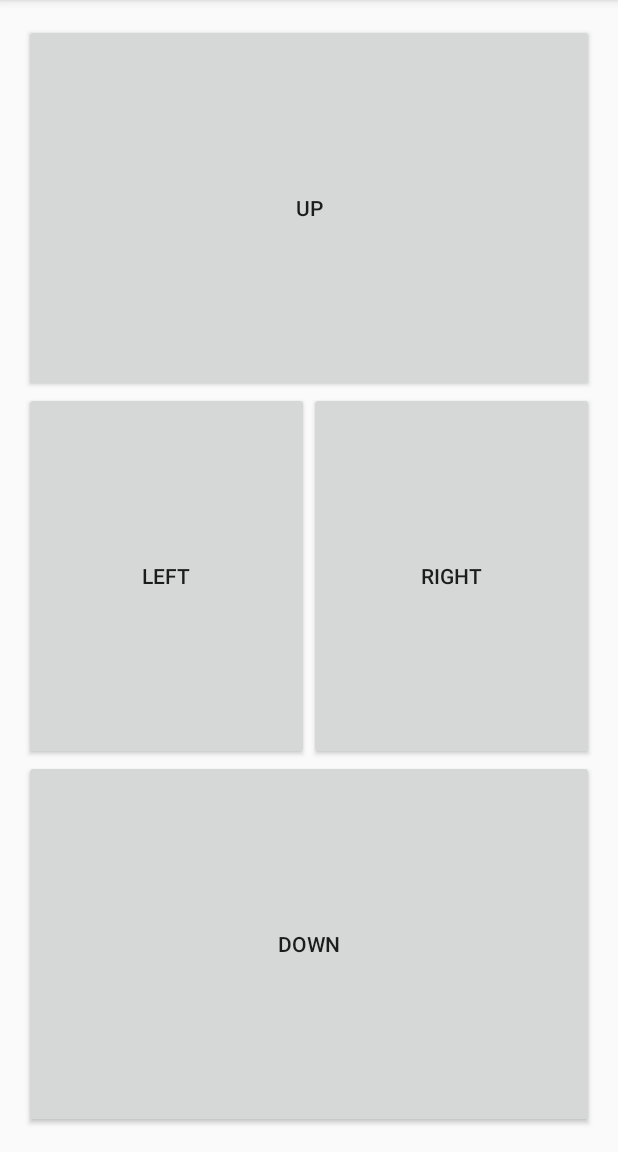
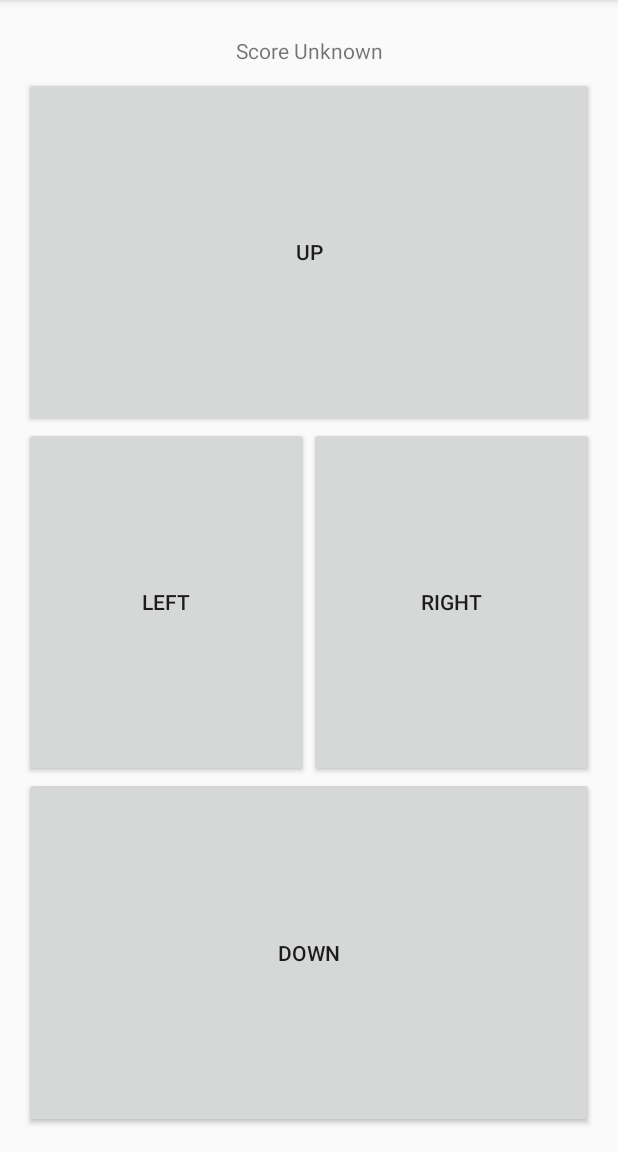
Before and after one commit to ICAppSoc/Frogger-Controller-Android, an Android app: the screen it shows after launch (MainActivity), after a tap on "LEFT", on a phone screen of 412 x 824 dp, the part 84-1236 px from its top. Run offline under Robolectric (Android 15) with nearby library versions, the phone set to English and light mode, and no system bars.

Commit message:
Added score retrieval (on button press) and display.

```diff
--- a/app/src/main/java/com/jmedeisis/froggercontroller/ControllerFragment.java
+++ b/app/src/main/java/com/jmedeisis/froggercontroller/ControllerFragment.java
@@ -9,9 +9,12 @@ import android.util.Log;
 import android.view.LayoutInflater;
 import android.view.View;
 import android.view.ViewGroup;
+import android.widget.TextView;
 
+import java.io.BufferedReader;
 import java.io.IOException;
 import java.io.InputStream;
+import java.io.InputStreamReader;
 import java.net.HttpURLConnection;
 import java.net.URL;
 
@@ -19,58 +22,62 @@ import java.net.URL;
 public class ControllerFragment extends Fragment {
     private static final long VIBRATION_DURATION_MS = 50;
 
+    private Vibrator vibrator;
+    private TextView scoreText;
+
     /* Called when the UI is ready to be created. You return the root View for this Fragment. */
     @Override
     public View onCreateView(LayoutInflater inflater, ViewGroup container,
                              Bundle savedInstanceState) {
         View rootView = inflater.inflate(R.layout.fragment_main, container, false);
 
+        scoreText = (TextView) rootView.findViewById(R.id.scoreText);
+
         // Grab a reference to the system vibrator service. We need a Context to do this,
         // we use the Activity this Fragment is attached to.
-        final Vibrator vibrator = (Vibrator) getActivity().getSystemService(Context.VIBRATOR_SERVICE);
+        vibrator = (Vibrator) getActivity().getSystemService(Context.VIBRATOR_SERVICE);
 
         /*
          * On click, each button transmits its corresponding command asynchronously.
          * It also causes the device to vibrate!
+         *
+         * Oh, and let's grab the latest score for good measure.
          */
         rootView.findViewById(R.id.buttonUp).setOnClickListener(new View.OnClickListener() {
             @Override
             public void onClick(View v) {
-                TransmitCommandTask commandTask = new TransmitCommandTask();
-                commandTask.execute("up");
-
-                vibrator.vibrate(VIBRATION_DURATION_MS);
+                transmitCommandAndGetScore("up");
             }
         });
         rootView.findViewById(R.id.buttonLeft).setOnClickListener(new View.OnClickListener() {
             @Override
             public void onClick(View v) {
-                TransmitCommandTask commandTask = new TransmitCommandTask();
-                commandTask.execute("left");
-
-                vibrator.vibrate(VIBRATION_DURATION_MS);
+                transmitCommandAndGetScore("left");
             }
         });
         rootView.findViewById(R.id.buttonRight).setOnClickListener(new View.OnClickListener() {
             @Override
             public void onClick(View v) {
-                TransmitCommandTask commandTask = new TransmitCommandTask();
-                commandTask.execute("right");
-
-                vibrator.vibrate(VIBRATION_DURATION_MS);
+                transmitCommandAndGetScore("right");
             }
         });
         rootView.findViewById(R.id.buttonDown).setOnClickListener(new View.OnClickListener() {
             @Override
             public void onClick(View v) {
-                TransmitCommandTask commandTask = new TransmitCommandTask();
-                commandTask.execute("down");
-
-                vibrator.vibrate(VIBRATION_DURATION_MS);
+                transmitCommandAndGetScore("down");
             }
         });
 
         return rootView;
+    }
+
+    private void transmitCommandAndGetScore(String command){
+        TransmitCommandTask commandTask = new TransmitCommandTask();
+        commandTask.execute(command);
+
+        vibrator.vibrate(VIBRATION_DURATION_MS);
+
+        new GetScoreTask().execute();
     }
 
     /**
@@ -125,4 +132,82 @@ public class ControllerFragment extends Fragment {
             return null;
         }
     }
+
+    public class GetScoreTask extends AsyncTask<Void, Void, String> {
+        private final String LOG_TAG = GetScoreTask.class.getSimpleName();
+
+        // Runs on a background thread.
+        @Override
+        protected String doInBackground(Void... params) {
+            // These two need to be declared outside the try/catch
+            // so that they can be closed in the finally block.
+            HttpURLConnection urlConnection = null;
+            BufferedReader reader = null;
+
+            // Will contain the score as a string.
+            String scoreResponse = null;
+
+            try {
+                // Construct the URL to retrieve the score
+                URL url = new URL("http://frog.blazingbear.net/score");
+
+                // Create the request to Frogger, and open the connection.
+                urlConnection = (HttpURLConnection) url.openConnection();
+                urlConnection.setRequestMethod("GET");
+                urlConnection.connect();
+
+                // Read the input stream into a String.
+                InputStream inputStream = urlConnection.getInputStream();
+                StringBuilder buffer = new StringBuilder();
+                if (inputStream == null) {
+                    // Nothing to do.
+                    return null;
+                }
+                reader = new BufferedReader(new InputStreamReader(inputStream));
+
+                String line;
+                while ((line = reader.readLine()) != null) {
+                    buffer.append(line + "\n");
+                }
+
+                if (buffer.length() == 0) {
+                    // Stream was empty.  No point in parsing.
+                    return null;
+                }
+
+                // We got this far - this means our buffer holds our response!
+                scoreResponse = buffer.toString();
+
+            } catch (IOException e) {
+                Log.e(LOG_TAG, "Error ", e);
+                // If the code did not manage to get in touch with Yoda, there's no point in
+                // displaying the output.
+                return null;
+            } finally{
+                if (urlConnection != null) {
+                    urlConnection.disconnect();
+                }
+                if (reader != null) {
+                    try {
+                        reader.close();
+                    } catch (final IOException e) {
+                        Log.e(LOG_TAG, "Error closing stream", e);
+                    }
+                }
+            }
+
+            return scoreResponse;
+        }
+
+        // Called after and with the result of doInBackground(). Runs on the UI thread.
+        @Override
+        protected void onPostExecute(String result){
+            if(null != result){
+                scoreText.setText("Score: " + result.trim());
+            } else {
+                Log.d(LOG_TAG, "Failed to retrieve score from server.");
+            }
+        }
+
+    }
 }
--- a/app/src/main/res/layout-land/fragment_main.xml
+++ b/app/src/main/res/layout-land/fragment_main.xml
@@ -12,7 +12,7 @@
     <Button
         android:layout_width="0dp"
         android:layout_height="match_parent"
-        android:layout_weight="1"
+        android:layout_weight="2"
         android:text="LEFT"
         android:id="@+id/buttonLeft"
         android:layout_alignParentLeft="true"
@@ -21,8 +21,16 @@
     <LinearLayout
         android:layout_width="0dp"
         android:layout_height="match_parent"
-        android:layout_weight="1"
+        android:layout_weight="3"
         android:orientation="vertical" >
+
+        <TextView
+            android:layout_width="match_parent"
+            android:layout_height="wrap_content"
+            android:text="Score Unknown"
+            android:padding="8dp"
+            android:gravity="center"
+            android:id="@+id/scoreText" />
 
         <Button
             android:layout_width="match_parent"
@@ -44,7 +52,7 @@
     <Button
         android:layout_width="0dp"
         android:layout_height="match_parent"
-        android:layout_weight="1"
+        android:layout_weight="2"
         android:text="RIGHT"
         android:id="@+id/buttonRight"
         android:layout_centerVertical="true"
--- a/app/src/main/res/layout/fragment_main.xml
+++ b/app/src/main/res/layout/fragment_main.xml
@@ -8,6 +8,14 @@
     android:paddingTop="@dimen/activity_vertical_margin"
     android:paddingBottom="@dimen/activity_vertical_margin"
     tools:context=".MainActivity$PlaceholderFragment" >
+
+    <TextView
+        android:layout_width="match_parent"
+        android:layout_height="wrap_content"
+        android:text="Score Unknown"
+        android:padding="8dp"
+        android:gravity="center"
+        android:id="@+id/scoreText" />
 
     <Button
         android:layout_width="match_parent"
```
